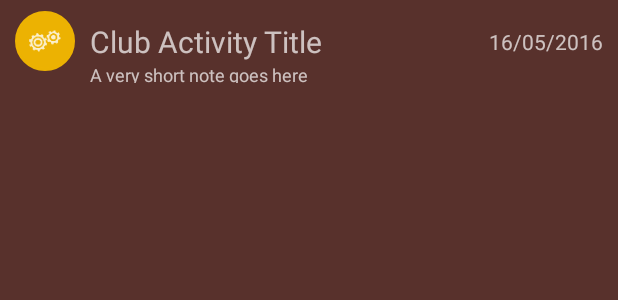
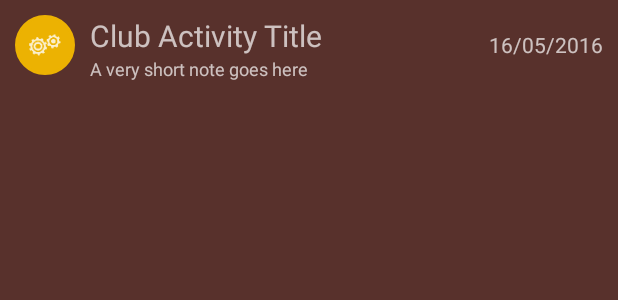
Before and after one commit to themitsou/Practical-3, an Android app: the layout item_club_activity.xml on its own in the app's theme, with its tools: preview values and no code run, on a phone screen of 412 x 824 dp. Shown: the top 300 px of the screen. Run offline under Robolectric (Android 15) with nearby library versions, the phone set to English and light mode, and no system bars.

Commit message:
Add UI Improvements

```diff
--- a/app/src/main/java/gr/academic/city/sdmd/projectissues/util/Constants.java
+++ b/app/src/main/java/gr/academic/city/sdmd/projectissues/util/Constants.java
@@ -7,8 +7,8 @@ public final class Constants {
 
     private Constants() {}
 
-    public static final String SERVER_URL = "http://10.0.2.2:3000/";
-//    public static final String SERVER_URL = "http://192.168.1.106:3000/";
+//    public static final String SERVER_URL = "http://10.0.2.2:3000/";
+    public static final String SERVER_URL = "http://192.168.1.106:3000/";
     public static final String PROJECTS_URL = SERVER_URL + "projects.json";
     public static final String PROJECT_ISSUES_URL = SERVER_URL + "issues.json?project_id={0}";
     public static final String PROJECT_ISSUE_URL = SERVER_URL + "issues.json";
--- a/app/src/main/res/layout/fragment_club_activity_details.xml
+++ b/app/src/main/res/layout/fragment_club_activity_details.xml
@@ -71,7 +71,7 @@
         android:layout_below="@+id/tv_club_activity_long_note"
         android:layout_alignParentLeft="true"
         android:layout_alignParentStart="true"
-        android:visibility="invisible"/>
+        android:visibility="invisible" />
 
     <TextView
         android:id="@+id/tv_progressText"
--- a/app/src/main/res/layout/item_club_activity.xml
+++ b/app/src/main/res/layout/item_club_activity.xml
@@ -2,7 +2,7 @@
 <RelativeLayout xmlns:android="http://schemas.android.com/apk/res/android"
     xmlns:tools="http://schemas.android.com/tools"
     android:layout_width="match_parent"
-    android:layout_height="55dp">
+    android:layout_height="60dp">
 
     <FrameLayout
         android:id="@+id/layoutWithCircleDrawable"
@@ -27,12 +27,11 @@
         android:id="@+id/tv_club_activity_title"
         android:layout_width="wrap_content"
         android:layout_height="wrap_content"
-        android:layout_marginLeft="10dp"
-        android:layout_centerVertical="true"
-        android:layout_toEndOf="@+id/layoutWithCircleDrawable"
-        android:layout_toRightOf="@+id/layoutWithCircleDrawable"
         android:textSize="20sp"
-        tools:text="Club Activity Title" />
+        tools:text="Club Activity Title"
+        android:layout_alignTop="@+id/layoutWithCircleDrawable"
+        android:layout_alignLeft="@+id/tv_club_activity_short_note"
+        android:layout_alignStart="@+id/tv_club_activity_short_note" />
 
     <TextView
         android:id="@+id/tv_club_activity_short_note"
```
Also changed, not shown: app/src/main/java/gr/academic/city/sdmd/projectissues/domain/Issue.java (+17 -4 lines), app/src/main/java/gr/academic/city/sdmd/projectissues/ui/activity/fragments/ClubActivitiesFragment.java (+14 -14 lines), app/src/main/java/gr/academic/city/sdmd/projectissues/ui/activity/fragments/ClubActivityDetailsFragment.java (+41 -3 lines).
